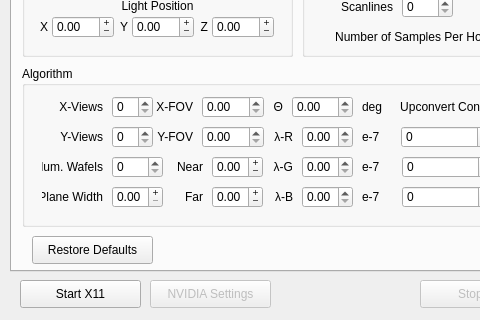
The window that render_algorithms/dscp4/dscp4-qt/ui/mainwindow.ui (itsermo/holovideo-algorithms) describes before a commit, drawn with Qt 5; both pictures show x 0 to 480 and y 340 to 660 of the 654 by 660 pixel window.
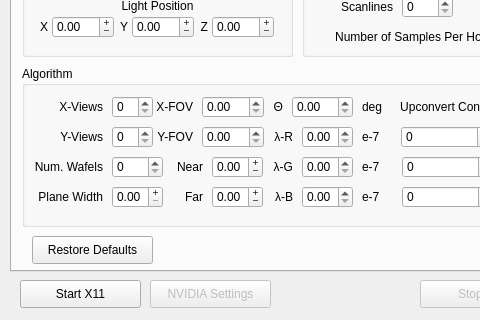
The same window after the commit. The open tabs and pages were chosen to show the change.

Commit message: translate/rotate models works (except translate Z), fixed some UI quirks

Diff of the .ui file:
```diff
--- a/render_algorithms/dscp4/dscp4-qt/ui/mainwindow.ui
+++ b/render_algorithms/dscp4/dscp4-qt/ui/mainwindow.ui
@@ -12,14 +12,14 @@
   </property>
   <property name="minimumSize">
    <size>
-    <width>0</width>
-    <height>0</height>
+    <width>654</width>
+    <height>660</height>
    </size>
   </property>
   <property name="maximumSize">
    <size>
-    <width>1024</width>
-    <height>768</height>
+    <width>654</width>
+    <height>660</height>
    </size>
   </property>
   <property name="baseSize">
@@ -1956,9 +1956,9 @@
       <widget class="QLabel" name="numWafelsLabel">
        <property name="geometry">
         <rect>
-         <x>20</x>
+         <x>0</x>
          <y>90</y>
-         <width>61</width>
+         <width>81</width>
          <height>21</height>
         </rect>
        </property>
@@ -2343,9 +2343,9 @@
       <widget class="QLabel" name="planeWidthLabel">
        <property name="geometry">
         <rect>
-         <x>20</x>
+         <x>10</x>
          <y>120</y>
-         <width>61</width>
+         <width>71</width>
          <height>21</height>
         </rect>
        </property>
```
Left out of the diff: 4 changed lines with no effect on the pictures. The commit also changes 6 other files.
